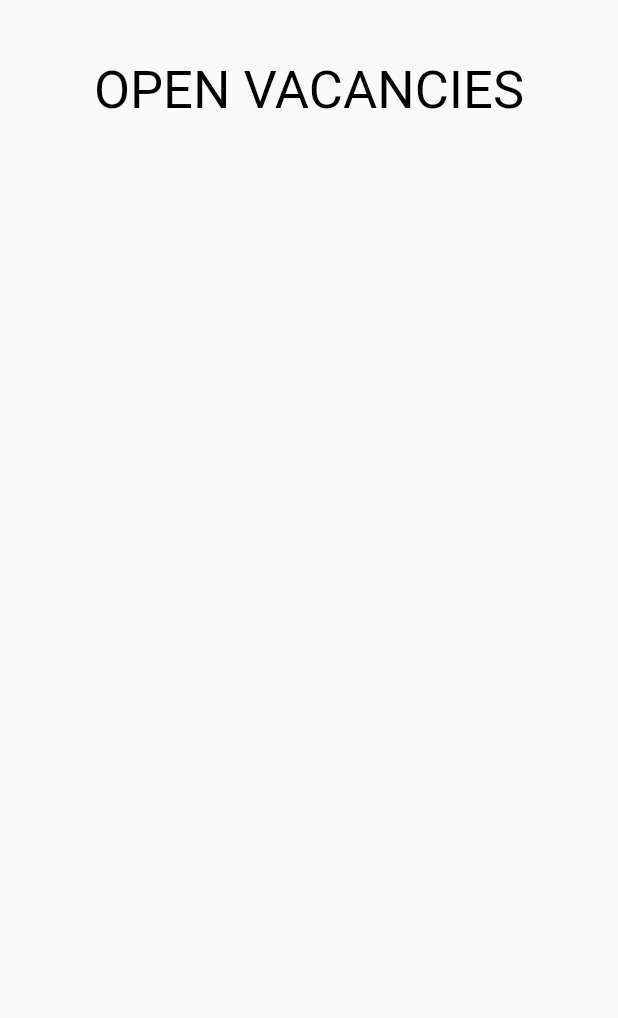
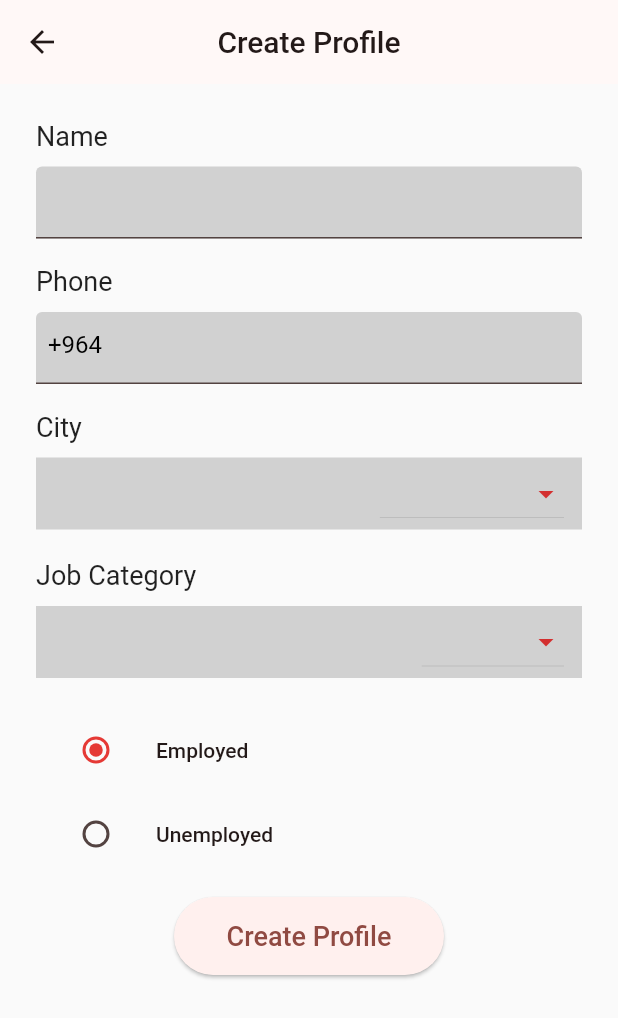
Before and after one commit to MuhammadSabah/Open-Vacancies, a Flutter app: the CreateProfileScreenView screen opened directly, on a phone screen of 412 x 824 dp. Shown: the top 1018 px of the screen. Run offline on Flutter 3.47's test engine with Material 2 defaults, Android fonts, the phone set to English and light mode, and no system bars; our stand-ins replace firebase_auth, firebase_core; accounts and stored records are empty.

Commit message:
Adding Profile Create screen

```diff
--- a/lib/main.dart
+++ b/lib/main.dart
@@ -1,7 +1,10 @@
 import 'package:class_assignment_2/firebase_options.dart';
-import 'package:class_assignment_2/src/screens/register_screen_view.dart';
+import 'package:class_assignment_2/src/screens/create_profile_screen_view.dart';
+import 'package:class_assignment_2/src/screens/login_screen_view.dart';
+
 import 'package:firebase_core/firebase_core.dart';
 import 'package:flutter/material.dart';
+import 'package:flutter/services.dart';
 
 void main() async {
   WidgetsFlutterBinding.ensureInitialized();
@@ -18,6 +21,13 @@ class MyApp extends StatelessWidget {
   Widget build(BuildContext context) {
     return MaterialApp(
       theme: ThemeData().copyWith(
+        appBarTheme: const AppBarTheme(
+          systemOverlayStyle: SystemUiOverlayStyle(
+            statusBarColor: Color.fromARGB(255, 209, 209, 209),
+            statusBarIconBrightness: Brightness.dark,
+            statusBarBrightness: Brightness.dark,
+          ),
+        ),
         useMaterial3: true,
         colorScheme: ColorScheme.fromSeed(
           seedColor: Colors.red,
@@ -25,7 +35,7 @@ class MyApp extends StatelessWidget {
         ),
       ),
       debugShowCheckedModeBanner: false,
-      home: const RegisterScreenView(),
+      home: const CreateProfileScreenView(),
     );
   }
 }
--- a/lib/src/screens/create_profile_screen_view.dart
+++ b/lib/src/screens/create_profile_screen_view.dart
@@ -1,3 +1,9 @@
+import 'package:class_assignment_2/src/widgets/bottom_create_bottun.dart';
+import 'package:class_assignment_2/src/widgets/bottom_radio_button.dart';
+import 'package:class_assignment_2/src/widgets/city_drop_down.dart';
+import 'package:class_assignment_2/src/widgets/job_category_drop_down.dart';
+import 'package:class_assignment_2/src/widgets/name_field.dart';
+import 'package:class_assignment_2/src/widgets/phone_field.dart';
 import 'package:flutter/material.dart';
 
 class CreateProfileScreenView extends StatefulWidget {
@@ -7,24 +13,33 @@ class CreateProfileScreenView extends StatefulWidget {
 }
 
 class _CreateProfileScreenView extends State<CreateProfileScreenView> {
-  TextEditingController controllerTextField = TextEditingController();
+  TextEditingController _nameController = TextEditingController();
+  TextEditingController _phoneController = TextEditingController();
+  @override
+  void dispose() {
+    super.dispose();
+    _nameController.dispose();
+    _phoneController.dispose();
+  }
+
   @override
   Widget build(BuildContext context) {
     return Scaffold(
-      body: Center(
+      resizeToAvoidBottomInset: false,
+      appBar: AppBar(
+        centerTitle: true,
+        title: const Text('Create Profile'),
+      ),
+      body: Padding(
+        padding: const EdgeInsets.all(24.0),
         child: Column(
-          crossAxisAlignment: CrossAxisAlignment.center,
-          children: const [
-            SizedBox(
-              height: 40,
-            ),
-            Text(
-              'OPEN VACANCIES',
-              style: TextStyle(
-                fontSize: 35,
-                color: Colors.black,
-              ),
-            ),
+          children: [
+            NameField(nameController: _nameController),
+            PhoneField(phoneController: _phoneController),
+            CityDropDown(),
+            JobCategoryDropDown(),
+            BottomRadioButton(),
+            BottomCreateButton(),
           ],
         ),
       ),
--- a/lib/src/screens/home_screen_view.dart
+++ /dev/null
@@ -1,33 +0,0 @@
-import 'package:flutter/material.dart';
-
-class HomeScreenView extends StatefulWidget {
-  const HomeScreenView({Key? key}) : super(key: key);
-  @override
-  State<HomeScreenView> createState() => _HomeScreenView();
-}
-
-class _HomeScreenView extends State<HomeScreenView> {
-  TextEditingController controllerTextField = TextEditingController();
-  @override
-  Widget build(BuildContext context) {
-    return Scaffold(
-      body: Center(
-        child: Column(
-          crossAxisAlignment: CrossAxisAlignment.center,
-          children: const [
-            SizedBox(
-              height: 40,
-            ),
-            Text(
-              'OPEN VACANCIES',
-              style: TextStyle(
-                fontSize: 35,
-                color: Colors.black,
-              ),
-            ),
-          ],
-        ),
-      ),
-    );
-  }
-}
--- a/lib/src/screens/login_screen_view.dart
+++ b/lib/src/screens/login_screen_view.dart
@@ -1,5 +1,5 @@
 import 'package:class_assignment_2/src/firebase/auth_methods.dart';
-import 'package:class_assignment_2/src/screens/home_screen_view.dart';
+import 'package:class_assignment_2/src/screens/create_profile_screen_view.dart';
 import 'package:flutter/material.dart';
 
 class LoginScreenView extends StatefulWidget {
@@ -32,7 +32,7 @@ class _LoginScreenView extends State<LoginScreenView> {
               height: 40,
             ),
             Text(
-              'Log in',
+              'Login'.toUpperCase(),
               style: TextStyle(
                 fontSize: 36,
                 color: Colors.grey.shade900,
@@ -52,6 +52,7 @@ class _LoginScreenView extends State<LoginScreenView> {
                         }
                       },
                       controller: _emailController,
+                      keyboardType: TextInputType.emailAddress,
                       decoration: const InputDecoration(
                         counterText: ' ',
                         filled: true,
@@ -69,6 +70,7 @@ class _LoginScreenView extends State<LoginScreenView> {
                       }
                     },
                     controller: _passwordController,
+                    keyboardType: TextInputType.visiblePassword,
                     decoration: const InputDecoration(
                       counterText: ' ',
                       filled: true,
@@ -95,7 +97,8 @@ class _LoginScreenView extends State<LoginScreenView> {
                               Navigator.push(
                                   context,
                                   MaterialPageRoute(
-                                    builder: (context) => HomeScreenView(),
+                                    builder: (context) =>
+                                        CreateProfileScreenView(),
                                   ));
                             } else {
                               if (_output != null) {
@@ -113,7 +116,7 @@ class _LoginScreenView extends State<LoginScreenView> {
                         };
                       },
                       child: const Text(
-                        'Sign up',
+                        'Log in',
                         style: TextStyle(
                           fontSize: 18,
                         ),
--- a/lib/src/screens/register_screen_view.dart
+++ b/lib/src/screens/register_screen_view.dart
@@ -1,5 +1,5 @@
 import 'package:class_assignment_2/src/firebase/auth_methods.dart';
-import 'package:class_assignment_2/src/screens/home_screen_view.dart';
+
 import 'package:class_assignment_2/src/screens/login_screen_view.dart';
 import 'package:flutter/material.dart';
 
@@ -33,7 +33,7 @@ class _RegisterScreenView extends State<RegisterScreenView> {
               height: 40,
             ),
             Text(
-              'Register',
+              'Register'.toUpperCase(),
               style: TextStyle(
                 fontSize: 36,
                 color: Colors.grey.shade900,
@@ -53,6 +53,7 @@ class _RegisterScreenView extends State<RegisterScreenView> {
                         }
                       },
                       controller: _emailController,
+                      keyboardType: TextInputType.emailAddress,
                       decoration: const InputDecoration(
                         counterText: ' ',
                         filled: true,
@@ -70,6 +71,7 @@ class _RegisterScreenView extends State<RegisterScreenView> {
                       }
                     },
                     controller: _passwordController,
+                    keyboardType: TextInputType.visiblePassword,
                     decoration: const InputDecoration(
                       counterText: ' ',
                       filled: true,
--- /dev/null
+++ b/lib/src/widgets/bottom_create_bottun.dart
@@ -0,0 +1,34 @@
+import 'package:flutter/material.dart';
+
+class BottomCreateButton extends StatefulWidget {
+  const BottomCreateButton({Key? key}) : super(key: key);
+
+  @override
+  State<BottomCreateButton> createState() => _BottomCreateButtonState();
+}
+
+class _BottomCreateButtonState extends State<BottomCreateButton> {
+  @override
+  Widget build(BuildContext context) {
+    return Column(
+      children: [
+        const SizedBox(height: 14),
+        SizedBox(
+          width: 180,
+          height: 52,
+          child: ElevatedButton(
+            onPressed: () {
+              () {};
+            },
+            child: const Text(
+              'Create Profile',
+              style: TextStyle(
+                fontSize: 18,
+              ),
+            ),
+          ),
+        ),
+      ],
+    );
+  }
+}
--- /dev/null
+++ b/lib/src/widgets/bottom_radio_button.dart
@@ -0,0 +1,50 @@
+import 'package:flutter/material.dart';
+
+class BottomRadioButton extends StatefulWidget {
+  const BottomRadioButton({Key? key}) : super(key: key);
+
+  @override
+  State<BottomRadioButton> createState() => _BottomRadioButtonState();
+}
+
+class _BottomRadioButtonState extends State<BottomRadioButton> {
+  String? radioGroupValue = 'employed';
+  @override
+  Widget build(BuildContext context) {
+    return Column(
+      crossAxisAlignment: CrossAxisAlignment.start,
+      children: [
+        ListTile(
+          title: const Text(
+            'Employed',
+          ),
+          leading: Radio(
+            activeColor: Colors.red.shade600,
+            value: 'employed',
+            groupValue: radioGroupValue,
+            onChanged: (String? value) {
+              setState(() {
+                radioGroupValue = value;
+              });
+            },
+          ),
+        ),
+        ListTile(
+          title: const Text(
+            'Unemployed',
+          ),
+          leading: Radio(
+            activeColor: Colors.red.shade600,
+            value: 'unemployed',
+            groupValue: radioGroupValue,
+            onChanged: (String? value) {
+              setState(() {
+                radioGroupValue = value;
+              });
+            },
+          ),
+        ),
+      ],
+    );
+  }
+}
--- /dev/null
+++ b/lib/src/widgets/city_drop_down.dart
@@ -0,0 +1,85 @@
+import 'package:flutter/material.dart';
+import 'package:flutter/rendering.dart';
+
+// ignore: must_be_immutable
+class CityDropDown extends StatefulWidget {
+  CityDropDown({Key? key}) : super(key: key);
+
+  @override
+  State<CityDropDown> createState() => _CityDropDownState();
+}
+
+class _CityDropDownState extends State<CityDropDown> {
+  List<String> cities = [
+    'Erbil',
+    'Sulaymaniyah',
+    'Duhok',
+    'Kirkuk',
+    'Halabja',
+  ];
+
+  String cityValue = '';
+
+  @override
+  Widget build(BuildContext context) {
+    return Column(
+      crossAxisAlignment: CrossAxisAlignment.start,
+      children: [
+        const Text(
+          "City",
+          style: TextStyle(
+            fontSize: 18,
+            fontWeight: FontWeight.w400,
+          ),
+        ),
+        const SizedBox(height: 10),
+        Align(
+          alignment: Alignment.centerLeft,
+          child: Container(
+            width: MediaQuery.of(context).size.width,
+            decoration: const BoxDecoration(
+              color: Color.fromARGB(255, 209, 209, 209),
+            ),
+            child: Row(
+              children: [
+                Expanded(
+                  child: Padding(
+                    padding: const EdgeInsets.only(left: 16.0),
+                    child: Text(
+                      cityValue.toString(),
+                      style: const TextStyle(
+                        fontSize: 16,
+                      ),
+                    ),
+                  ),
+                ),
+                Padding(
+                  padding: const EdgeInsets.only(right: 12.0),
+                  child: DropdownButton(
+                    iconEnabledColor: Colors.red.shade700,
+                    iconDisabledColor: Colors.red.shade700,
+                    items: cities.map((city) {
+                      return DropdownMenuItem(
+                          value: city,
+                          child: Text(
+                            city.toString(),
+                          ));
+                    }).toList(),
+                    onChanged: (value) {
+                      if (value is String) {
+                        setState(() {
+                          cityValue = value;
+                        });
+                      }
+                    },
+                  ),
+                ),
+              ],
+            ),
+          ),
+        ),
+        const SizedBox(height: 20),
+      ],
+    );
+  }
+}
--- /dev/null
+++ b/lib/src/widgets/job_category_drop_down.dart
@@ -0,0 +1,76 @@
+import 'package:flutter/foundation.dart';
+import 'package:flutter/material.dart';
+
+class JobCategoryDropDown extends StatefulWidget {
+  const JobCategoryDropDown({Key? key}) : super(key: key);
+
+  @override
+  State<JobCategoryDropDown> createState() => _JobCategoryDropDownState();
+}
+
+class _JobCategoryDropDownState extends State<JobCategoryDropDown> {
+  String categoryValue = '';
+  List<String> categoryList = ['Developer', 'Designer'];
+  @override
+  Widget build(BuildContext context) {
+    return Column(
+      crossAxisAlignment: CrossAxisAlignment.start,
+      children: [
+        const Text(
+          "Job Category",
+          style: TextStyle(
+            fontSize: 18,
+            fontWeight: FontWeight.w400,
+          ),
+        ),
+        const SizedBox(height: 10),
+        Align(
+          alignment: Alignment.centerLeft,
+          child: Container(
+            width: MediaQuery.of(context).size.width,
+            decoration: const BoxDecoration(
+              color: Color.fromARGB(255, 209, 209, 209),
+            ),
+            child: Row(
+              children: [
+                Expanded(
+                  child: Padding(
+                    padding: const EdgeInsets.only(left: 16.0),
+                    child: Text(
+                      categoryValue.toString(),
+                      style: const TextStyle(
+                        fontSize: 16,
+                      ),
+                    ),
+                  ),
+                ),
+                Padding(
+                  padding: const EdgeInsets.only(right: 12.0),
+                  child: DropdownButton(
+                    iconEnabledColor: Colors.red.shade700,
+                    iconDisabledColor: Colors.red.shade700,
+                    items: categoryList.map((category) {
+                      return DropdownMenuItem(
+                          value: category,
+                          child: Text(
+                            category.toString(),
+                          ));
+                    }).toList(),
+                    onChanged: (value) {
+                      if (value is String) {
+                        setState(() {
+                          categoryValue = value;
+                        });
+                      }
+                    },
+                  ),
+                ),
+              ],
+            ),
+          ),
+        ),
+        const SizedBox(height: 20),
+      ],
+    );
+  }
+}
--- /dev/null
+++ b/lib/src/widgets/name_field.dart
@@ -0,0 +1,38 @@
+import 'package:flutter/material.dart';
+
+class NameField extends StatefulWidget {
+  const NameField({
+    Key? key,
+    required this.nameController,
+  }) : super(key: key);
+  final nameController;
+  @override
+  State<NameField> createState() => _NameFieldState();
+}
+
+class _NameFieldState extends State<NameField> {
+  @override
+  Widget build(BuildContext context) {
+    return Column(
+      crossAxisAlignment: CrossAxisAlignment.start,
+      children: [
+        const Text(
+          "Name",
+          style: TextStyle(
+            fontSize: 18,
+            fontWeight: FontWeight.w400,
+          ),
+        ),
+        const SizedBox(height: 10),
+        TextField(
+          controller: widget.nameController,
+          decoration: const InputDecoration(
+            counterText: ' ',
+            filled: true,
+            fillColor: Color.fromARGB(255, 209, 209, 209),
+          ),
+        ),
+      ],
+    );
+  }
+}
--- /dev/null
+++ b/lib/src/widgets/phone_field.dart
@@ -0,0 +1,49 @@
+import 'package:flutter/material.dart';
+
+class PhoneField extends StatefulWidget {
+  const PhoneField({
+    Key? key,
+    required this.phoneController,
+  }) : super(key: key);
+  final phoneController;
+  @override
+  State<PhoneField> createState() => _PhoneFieldState();
+}
+
+class _PhoneFieldState extends State<PhoneField> {
+  @override
+  Widget build(BuildContext context) {
+    return Column(
+      crossAxisAlignment: CrossAxisAlignment.start,
+      children: [
+        const Text(
+          "Phone",
+          style: TextStyle(
+            fontSize: 18,
+            fontWeight: FontWeight.w400,
+          ),
+        ),
+        const SizedBox(height: 10),
+        TextField(
+          controller: widget.phoneController,
+          keyboardType: TextInputType.phone,
+          decoration: const InputDecoration(
+            prefixIcon: Padding(
+              padding: EdgeInsets.only(top: 12.0, left: 8),
+              child: Text(
+                '+964',
+                style: TextStyle(
+                  color: Colors.black,
+                  fontSize: 16,
+                ),
+              ),
+            ),
+            counterText: ' ',
+            filled: true,
+            fillColor: Color.fromARGB(255, 209, 209, 209),
+          ),
+        ),
+      ],
+    );
+  }
+}
```
